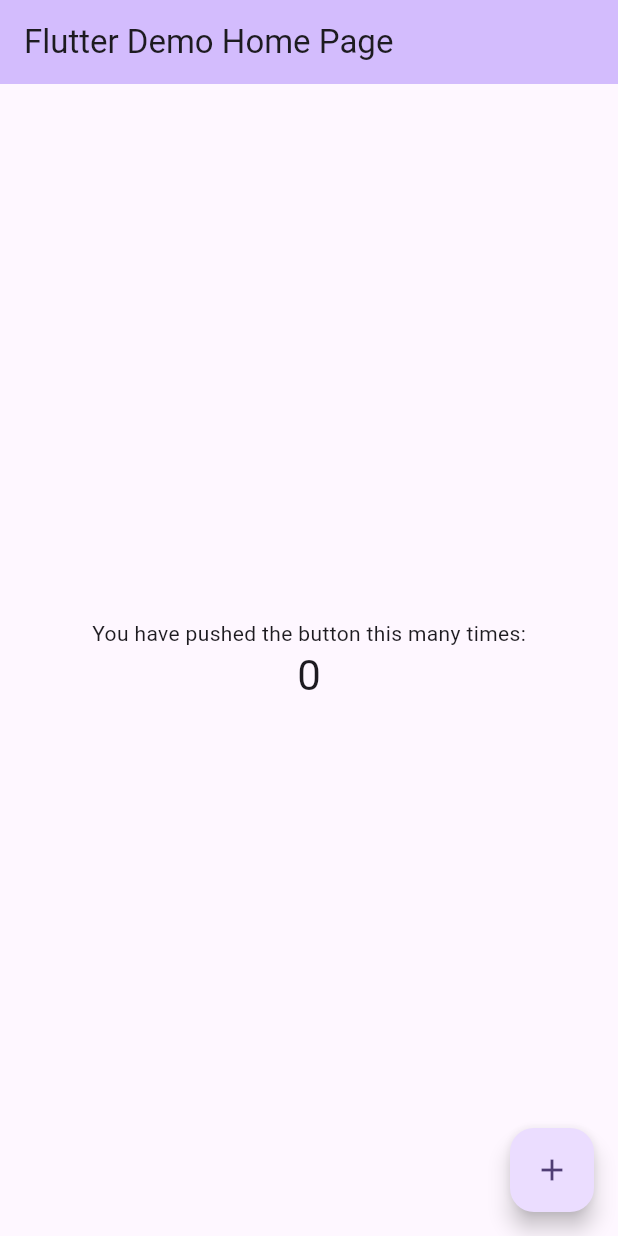
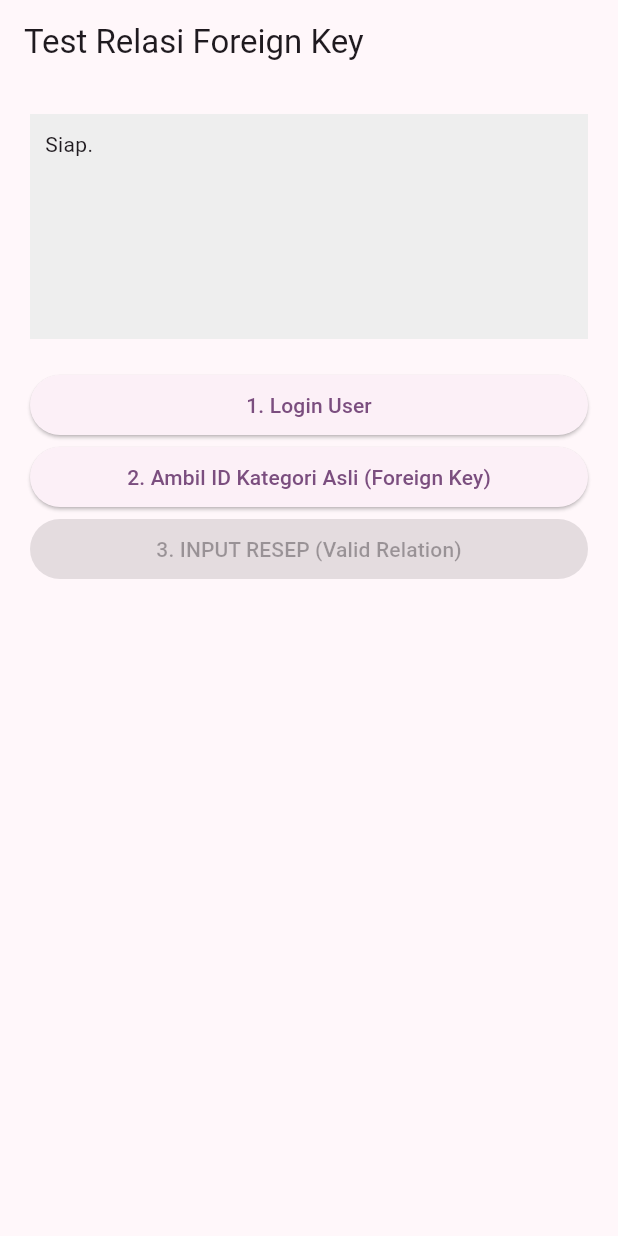
Before and after one commit to Andhika151003/cooknote_tubes, a Flutter app: the screen it shows after launch, on a phone screen of 412 x 824 dp. Run offline on Flutter 3.47's test engine with Material 3 defaults, Android fonts, the phone set to English and light mode, and no system bars; our stand-ins replace cloud_firestore, firebase_auth, firebase_core; accounts and stored records are empty.

Commit message:
setup: firebase done

```diff
--- a/lib/main.dart
+++ b/lib/main.dart
@@ -1,125 +1,239 @@
+import 'package:cloud_firestore/cloud_firestore.dart'; // Tambahan import
 import 'package:firebase_core/firebase_core.dart';
+import 'package:firebase_auth/firebase_auth.dart';
 import 'package:flutter/material.dart';
+import 'firebase_options.dart';
+
+import 'services/auth_services.dart';
+import 'services/recipes_services.dart';
+import 'services/categories_services.dart';
+import 'models/recipes_model.dart';
 
 void main() async {
   WidgetsFlutterBinding.ensureInitialized();
-  await Firebase.initializeApp();
+  await Firebase.initializeApp(options: DefaultFirebaseOptions.currentPlatform);
   runApp(const MyApp());
 }
 
 class MyApp extends StatelessWidget {
   const MyApp({super.key});
 
-  // This widget is the root of your application.
   @override
   Widget build(BuildContext context) {
     return MaterialApp(
-      title: 'Flutter Demo',
+      debugShowCheckedModeBanner: false,
+      title: 'Cooknote Relasi Fix',
       theme: ThemeData(
-        // This is the theme of your application.
-        //
-        // TRY THIS: Try running your application with "flutter run". You'll see
-        // the application has a purple toolbar. Then, without quitting the app,
-        // try changing the seedColor in the colorScheme below to Colors.green
-        // and then invoke "hot reload" (save your changes or press the "hot
-        // reload" button in a Flutter-supported IDE, or press "r" if you used
-        // the command line to start the app).
-        //
-        // Notice that the counter didn't reset back to zero; the application
-        // state is not lost during the reload. To reset the state, use hot
-        // restart instead.
-        //
-        // This works for code too, not just values: Most code changes can be
-        // tested with just a hot reload.
-        colorScheme: ColorScheme.fromSeed(seedColor: Colors.deepPurple),
+        colorScheme: ColorScheme.fromSeed(seedColor: Colors.purple),
+        useMaterial3: true,
       ),
-      home: const MyHomePage(title: 'Flutter Demo Home Page'),
+      home: const TestPage(),
     );
   }
 }
 
-class MyHomePage extends StatefulWidget {
-  const MyHomePage({super.key, required this.title});
-
-  // This widget is the home page of your application. It is stateful, meaning
-  // that it has a State object (defined below) that contains fields that affect
-  // how it looks.
-
-  // This class is the configuration for the state. It holds the values (in this
-  // case the title) provided by the parent (in this case the App widget) and
-  // used by the build method of the State. Fields in a Widget subclass are
-  // always marked "final".
-
-  final String title;
+class TestPage extends StatefulWidget {
+  const TestPage({super.key});
 
   @override
-  State<MyHomePage> createState() => _MyHomePageState();
+  State<TestPage> createState() => _TestPageState();
 }
 
-class _MyHomePageState extends State<MyHomePage> {
-  int _counter = 0;
+class _TestPageState extends State<TestPage> {
+  final AuthServices _authServices = AuthServices();
+  final RecipesServices _recipesServices = RecipesServices();
+  final CategoriesServices _categoriesServices = CategoriesServices();
 
-  void _incrementCounter() {
+  User? _currentUser;
+  String _statusLog = "Siap.";
+  bool _isLoading = false;
+
+  // VAR PENTING: Untuk menyimpan ID asli dari Firestore (Foreign Key)
+  String? _realCategoryId;
+  String? _realCategoryName;
+
+  @override
+  void initState() {
+    super.initState();
+    FirebaseAuth.instance.authStateChanges().listen((User? user) {
+      setState(() => _currentUser = user);
+    });
+  }
+
+  // 1. LOGIN
+  Future<void> _runLogin() async {
     setState(() {
-      // This call to setState tells the Flutter framework that something has
-      // changed in this State, which causes it to rerun the build method below
-      // so that the display can reflect the updated values. If we changed
-      // _counter without calling setState(), then the build method would not be
-      // called again, and so nothing would appear to happen.
-      _counter++;
+      _isLoading = true;
+      _statusLog = "Sedang Login...";
     });
+
+    // Login user dummy
+    User? user = await _authServices.login(
+      "test_user01@example.com",
+      "password123",
+    );
+    if (user == null) {
+      user = await _authServices.register(
+        "User Relasi",
+        "test_user01@example.com",
+        "password123",
+      );
+    }
+
+    setState(() {
+      _isLoading = false;
+      _statusLog = user != null ? "Login OK: ${user.email}" : "Login Gagal.";
+    });
+  }
+
+  // 2. INIT & AMBIL ID KATEGORI (SOLUSI MASALAH ANDA)
+  Future<void> _runInitAndFetchCategory() async {
+    setState(() {
+      _isLoading = true;
+      _statusLog = "Mencari Kategori...";
+    });
+
+    try {
+      // a. Pastikan kategori dibuat dulu
+      await _categoriesServices.initDefaultCategories();
+
+      // b. AMBIL SATU KATEGORI DARI DATABASE (Fetch Real ID)
+      //    Kita cari kategori yg namanya 'Lunch' atau ambil yg pertama aja
+      QuerySnapshot snapshot = await FirebaseFirestore.instance
+          .collection('categories')
+          .get();
+
+      if (snapshot.docs.isNotEmpty) {
+        // Ambil dokumen pertama sebagai contoh relasi
+        var doc = snapshot.docs.first;
+        Map<String, dynamic> data = doc.data() as Map<String, dynamic>;
+
+        setState(() {
+          // INI DIA FOREIGN KEY YANG ASLI
+          _realCategoryId = doc.id;
+          _realCategoryName = data['name'];
+
+          _statusLog =
+              "RELASI DITEMUKAN!\n\n"
+              "Nama Kategori: $_realCategoryName\n"
+              "ID Kategori (Foreign Key): $_realCategoryId\n\n"
+              "Siap dipakai untuk input resep.";
+        });
+      } else {
+        setState(
+          () => _statusLog = "Aneh, kategori kosong padahal sudah di-init.",
+        );
+      }
+    } catch (e) {
+      setState(() => _statusLog = "Error Fetch Kategori: $e");
+    } finally {
+      setState(() => _isLoading = false);
+    }
+  }
+
+  // 3. INPUT RESEP DENGAN RELASI YANG BENAR
+  Future<void> _runInputData() async {
+    if (_currentUser == null) {
+      setState(() => _statusLog = "Belum Login!");
+      return;
+    }
+    if (_realCategoryId == null) {
+      setState(
+        () => _statusLog = "STOP: Klik tombol 2 dulu untuk ambil ID Kategori.",
+      );
+      return;
+    }
+
+    setState(() {
+      _isLoading = true;
+      _statusLog = "Menyimpan Resep...";
+    });
+
+    try {
+      Recipes dummyRecipe = Recipes(
+        idRecipes: "",
+        idUser: _currentUser!.uid, // Foreign Key ke User (Otomatis dari Auth)
+        title: "Sate Padang Relasi Valid",
+
+        // DISINI KUNCINYA: Pakai ID asli yang kita ambil tadi
+        categoriesId: _realCategoryId!,
+
+        bahan: "Daging Sapi, Tepung Beras",
+        langkah: "1. Bakar sate. 2. Siram kuah.",
+        waktu: "45 Menit",
+        kesulitan: "Sulit",
+        imageUrl: "https://via.placeholder.com/150",
+        createdAt: DateTime.now(),
+        uploadedAt: DateTime.now(),
+      );
+
+      await _recipesServices.addRecipe(dummyRecipe);
+
+      setState(
+        () => _statusLog =
+            "SUKSES SEMPURNA!\n"
+            "Resep tersimpan dengan Relasi Foreign Key yang benar.\n\n"
+            "Cek Firestore:\n"
+            "1. categories_Id: $_realCategoryId\n"
+            "2. category_name: $_realCategoryName (Bukan 'Umum' lagi)",
+      );
+    } catch (e) {
+      setState(() => _statusLog = "Error Input: $e");
+    } finally {
+      setState(() => _isLoading = false);
+    }
   }
 
   @override
   Widget build(BuildContext context) {
-    // This method is rerun every time setState is called, for instance as done
-    // by the _incrementCounter method above.
-    //
-    // The Flutter framework has been optimized to make rerunning build methods
-    // fast, so that you can just rebuild anything that needs updating rather
-    // than having to individually change instances of widgets.
+    bool isLogin = _currentUser != null;
+    bool isCategoryReady = _realCategoryId != null;
+
     return Scaffold(
-      appBar: AppBar(
-        // TRY THIS: Try changing the color here to a specific color (to
-        // Colors.amber, perhaps?) and trigger a hot reload to see the AppBar
-        // change color while the other colors stay the same.
-        backgroundColor: Theme.of(context).colorScheme.inversePrimary,
-        // Here we take the value from the MyHomePage object that was created by
-        // the App.build method, and use it to set our appbar title.
-        title: Text(widget.title),
-      ),
-      body: Center(
-        // Center is a layout widget. It takes a single child and positions it
-        // in the middle of the parent.
+      appBar: AppBar(title: const Text("Test Relasi Foreign Key")),
+      body: Padding(
+        padding: const EdgeInsets.all(20),
         child: Column(
-          // Column is also a layout widget. It takes a list of children and
-          // arranges them vertically. By default, it sizes itself to fit its
-          // children horizontally, and tries to be as tall as its parent.
-          //
-          // Column has various properties to control how it sizes itself and
-          // how it positions its children. Here we use mainAxisAlignment to
-          // center the children vertically; the main axis here is the vertical
-          // axis because Columns are vertical (the cross axis would be
-          // horizontal).
-          //
-          // TRY THIS: Invoke "debug painting" (choose the "Toggle Debug Paint"
-          // action in the IDE, or press "p" in the console), to see the
-          // wireframe for each widget.
-          mainAxisAlignment: MainAxisAlignment.center,
-          children: <Widget>[
-            const Text('You have pushed the button this many times:'),
-            Text(
-              '$_counter',
-              style: Theme.of(context).textTheme.headlineMedium,
+          crossAxisAlignment: CrossAxisAlignment.stretch,
+          children: [
+            // Status Box
+            Container(
+              padding: const EdgeInsets.all(10),
+              color: Colors.grey[200],
+              height: 150,
+              child: SingleChildScrollView(child: Text(_statusLog)),
+            ),
+            const SizedBox(height: 20),
+
+            // Tombol 1
+            ElevatedButton(
+              onPressed: _isLoading ? null : _runLogin,
+              child: Text(isLogin ? "Sudah Login" : "1. Login User"),
+            ),
+
+            // Tombol 2
+            ElevatedButton(
+              onPressed: _isLoading ? null : _runInitAndFetchCategory,
+              style: ElevatedButton.styleFrom(
+                backgroundColor: isCategoryReady ? Colors.green[100] : null,
+              ),
+              child: const Text("2. Ambil ID Kategori Asli (Foreign Key)"),
+            ),
+
+            // Tombol 3
+            ElevatedButton(
+              onPressed: (_isLoading || !isCategoryReady)
+                  ? null
+                  : _runInputData,
+              style: ElevatedButton.styleFrom(
+                backgroundColor: Colors.purple,
+                foregroundColor: Colors.white,
+              ),
+              child: const Text("3. INPUT RESEP (Valid Relation)"),
             ),
           ],
         ),
       ),
-      floatingActionButton: FloatingActionButton(
-        onPressed: _incrementCounter,
-        tooltip: 'Increment',
-        child: const Icon(Icons.add),
-      ), // This trailing comma makes auto-formatting nicer for build methods.
     );
   }
 }
--- a/lib/models/recipes_model.dart
+++ b/lib/models/recipes_model.dart
@@ -3,7 +3,7 @@ import 'package:cloud_firestore/cloud_firestore.dart';
 
 class Recipes {
   final String idRecipes;
-  final String userId;
+  final String idUser;
   final String title;
   final String categoriesId;
   final String bahan;
@@ -18,7 +18,7 @@ class Recipes {
 
   Recipes({
     required this.idRecipes,
-    required this.userId,
+    required this.idUser,
     required this.title,
     required this.categoriesId,
     required this.bahan,
@@ -35,7 +35,7 @@ class Recipes {
   factory Recipes.fromJson(Map<String, dynamic> json) {
     return Recipes(
       idRecipes: json['id_Recipes'] ?? '',
-      userId: json['user_Id'] ?? '',
+      idUser: json['Id_User'] ?? '',
       title: json['title'],
       categoriesId: json['categories_Id'] ?? '',
       bahan: json['bahan'] ?? '',
@@ -57,7 +57,7 @@ class Recipes {
   Map<String, dynamic> toJson() {
     return {
       'id_Recipes': idRecipes,
-      'userId': userId,
+      'id_User': idUser,
       'title': title,
       'categoriesId': categoriesId,
       'bahan': bahan,
--- a/lib/models/users_model.dart
+++ b/lib/models/users_model.dart
@@ -1,30 +1,24 @@
-// === Andhika ===
+//Andhika
 import 'package:cloud_firestore/cloud_firestore.dart';
 
-//Atribut data
 class Users {
   final String idUser;
   final String name;
   final String email;
-  final String password;
   final DateTime createdAt;
 
-  //Konstruktor
   Users({
     required this.idUser,
     required this.name,
     required this.email,
-    required this.password,
     required this.createdAt,
   });
 
-  //Method
   factory Users.fromJson(Map<String, dynamic> json) {
     return Users(
-      idUser: json['id_User'],
-      name: json['name'],
-      email: json['email'],
-      password: json['password'],
+      idUser: json['id_User'] ?? '',
+      name: json['name'] ?? 'User',
+      email: json['email'] ?? '',
       createdAt: json['createdAt'] is Timestamp
           ? (json['createdAt'] as Timestamp).toDate()
           : DateTime.now(),
@@ -36,7 +30,6 @@ class Users {
       'id_User': idUser,
       'name': name,
       'email': email,
-      'password': password,
       'createdAt': createdAt,
     };
   }
```
Also changed, not shown: lib/services/auth_services.dart (+18 -9 lines), lib/services/recipes_services.dart (+12 -6 lines), firebase.json (added), lib/firebase_options.dart (added), 3 other files.
